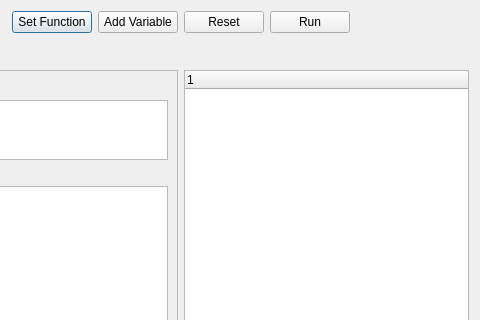
Above: Client.ui from tuxta/ourapi before the change; both pictures show x 119 to 599 and y 0 to 320 of the 599 by 467 pixel window. Below: the same form after it.
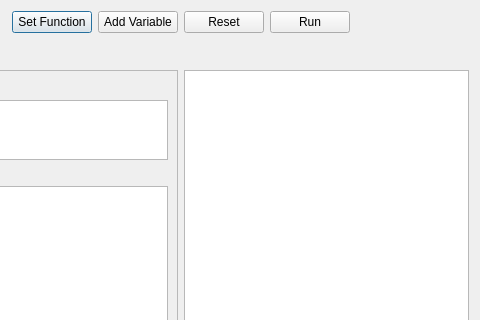
That is the form after the change.

Commit message: Fixed host api

Diff of the .ui file:
```diff
--- a/Client.ui
+++ b/Client.ui
@@ -269,6 +269,9 @@
      </item>
      <item>
       <widget class="QTreeWidget" name="results">
+       <attribute name="headerVisible">
+        <bool>false</bool>
+       </attribute>
        <column>
         <property name="text">
          <string notr="true">1</string>
```
The commit also changes 2 other files.
